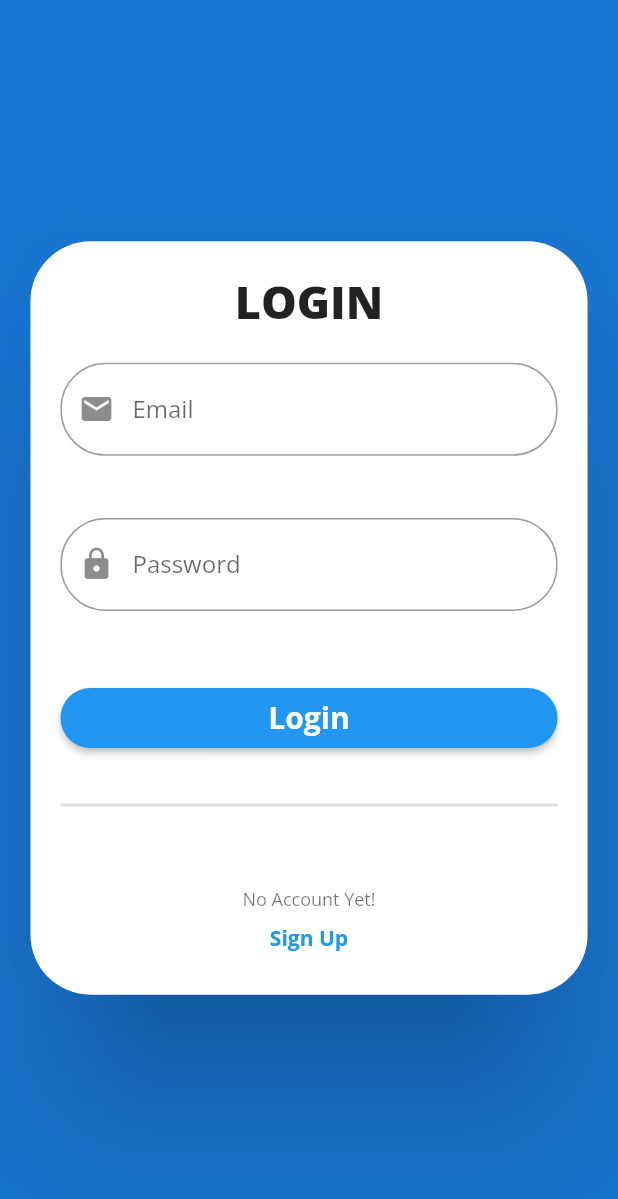
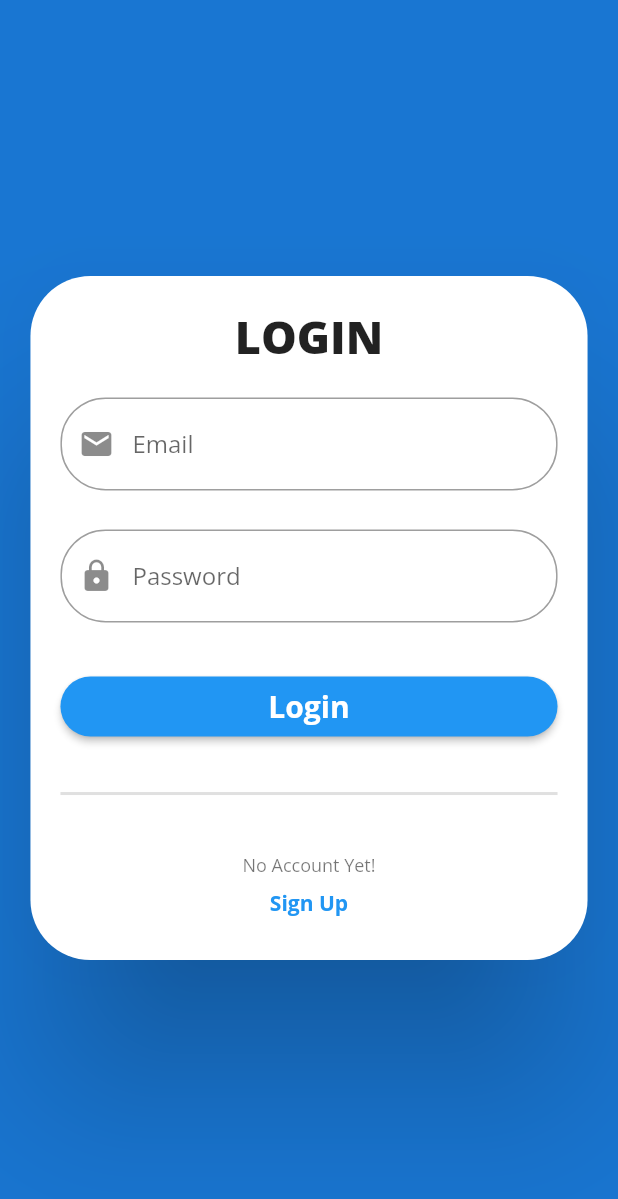
Before and after one commit to YashBagri4412/wasted_potential, a Flutter app: the screen it shows after launch, on a phone screen of 412 x 824 dp. Shown: the top 1199 px of the screen. Run offline on Flutter 3.47's test engine with Material 2 defaults, Android fonts, the phone set to English and light mode, and no system bars; our stand-ins replace firebase_auth, firebase_core, font_awesome_flutter, geolocator, google_fonts, google_maps_flutter and 2 more; missing offline and left inert: flutter_config; accounts and stored records are empty.

Commit message:
ui refinements

```diff
--- a/lib/main.dart
+++ b/lib/main.dart
@@ -37,7 +37,7 @@ class MyApp extends StatelessWidget {
         title: 'Savdhaan App',
         theme: ThemeData(
           primarySwatch: Colors.blue,
-          accentColor: Colors.white,
+          accentColor: Colors.blue,
           textTheme: TextTheme(
             bodyText1: GoogleFonts.openSans(),
             headline3: GoogleFonts.openSans(
--- a/lib/screens/auth_screen.dart
+++ b/lib/screens/auth_screen.dart
@@ -175,14 +175,15 @@ class _AuthScreenState extends State<AuthScreen> {
         MediaQuery.of(context).padding.bottom;
     final width = size.width;
     final widthOfContainer = width * 0.95;
-    double heightOfContainer = _isLogin ? height * 0.68 : height * 0.80;
+    double heightOfContainer = _isLogin ? height * 0.62 : height * 0.75;
 
     return Scaffold(
       key: _scaffoldKey,
       backgroundColor: Theme.of(context).primaryColorDark,
       body: _progressReq
           ? Center(
-              child: CircularProgressIndicator(),
+              child: CircularProgressIndicator(
+                  valueColor: new AlwaysStoppedAnimation<Color>(Colors.white)),
             )
           : Center(
               child: Container(
@@ -381,7 +382,9 @@ class _AuthScreenState extends State<AuthScreen> {
                                 mainAxisAlignment: MainAxisAlignment.end,
                                 children: [
                                   Text(
-                                    "No Account Yet!",
+                                    _isLogin
+                                        ? "No Account Yet!"
+                                        : "Have a Account",
                                     style: Theme.of(context).textTheme.caption,
                                   ),
                                   FlatButton(
--- a/lib/screens/main_screen.dart
+++ b/lib/screens/main_screen.dart
@@ -1,7 +1,5 @@
 import 'package:firebase_auth/firebase_auth.dart';
 import 'package:flutter/material.dart';
-import 'package:google_maps_flutter/google_maps_flutter.dart';
-import 'package:savdhaan_app/provider/google_map_provider.dart';
 import 'package:savdhaan_app/widget/google_maps_widget.dart';
 import 'package:sliding_up_panel/sliding_up_panel.dart';
 //Relative imports
--- a/lib/widget/google_maps_widget.dart
+++ b/lib/widget/google_maps_widget.dart
@@ -1,5 +1,3 @@
-import 'dart:convert';
-
 import 'package:flutter/material.dart';
 import 'package:geolocator/geolocator.dart';
 import 'package:google_maps_flutter/google_maps_flutter.dart';
@@ -49,7 +47,7 @@ class _GoogleMapsWidgetState extends State<GoogleMapsWidget> {
                     liveLocationsnapshot.data.latitude,
                     liveLocationsnapshot.data.longitude,
                   ),
-                  zoom: 12,
+                  zoom: 11,
                 ),
                 myLocationEnabled: true,
               ),
```
Also changed, not shown: lib/provider/google_map_provider.dart (+9 -1 lines).
